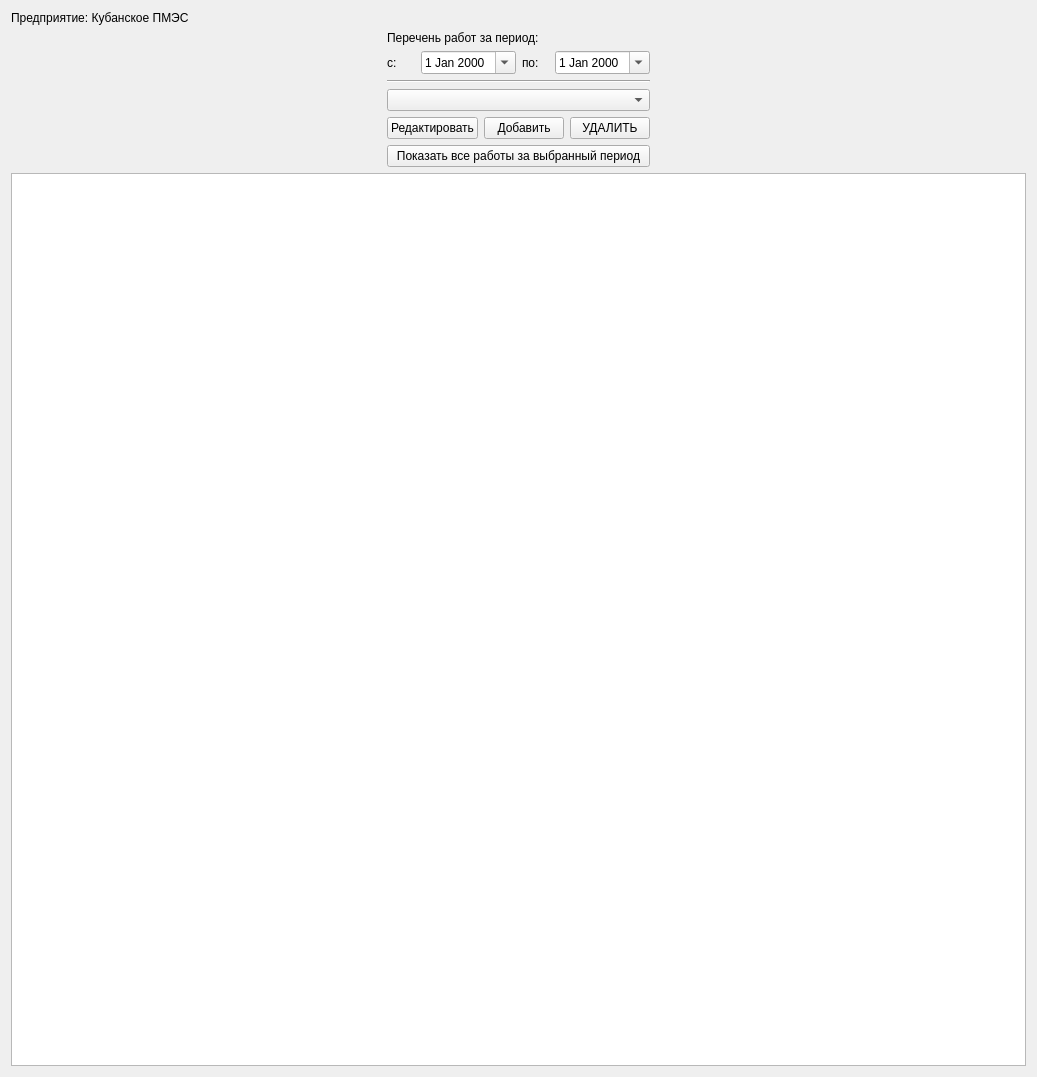
This is qt_assets/qt_forms/ui_works_report_widget.ui in kiadreams/work_assistent as Qt 5 draws it before an edit. The edited form follows.
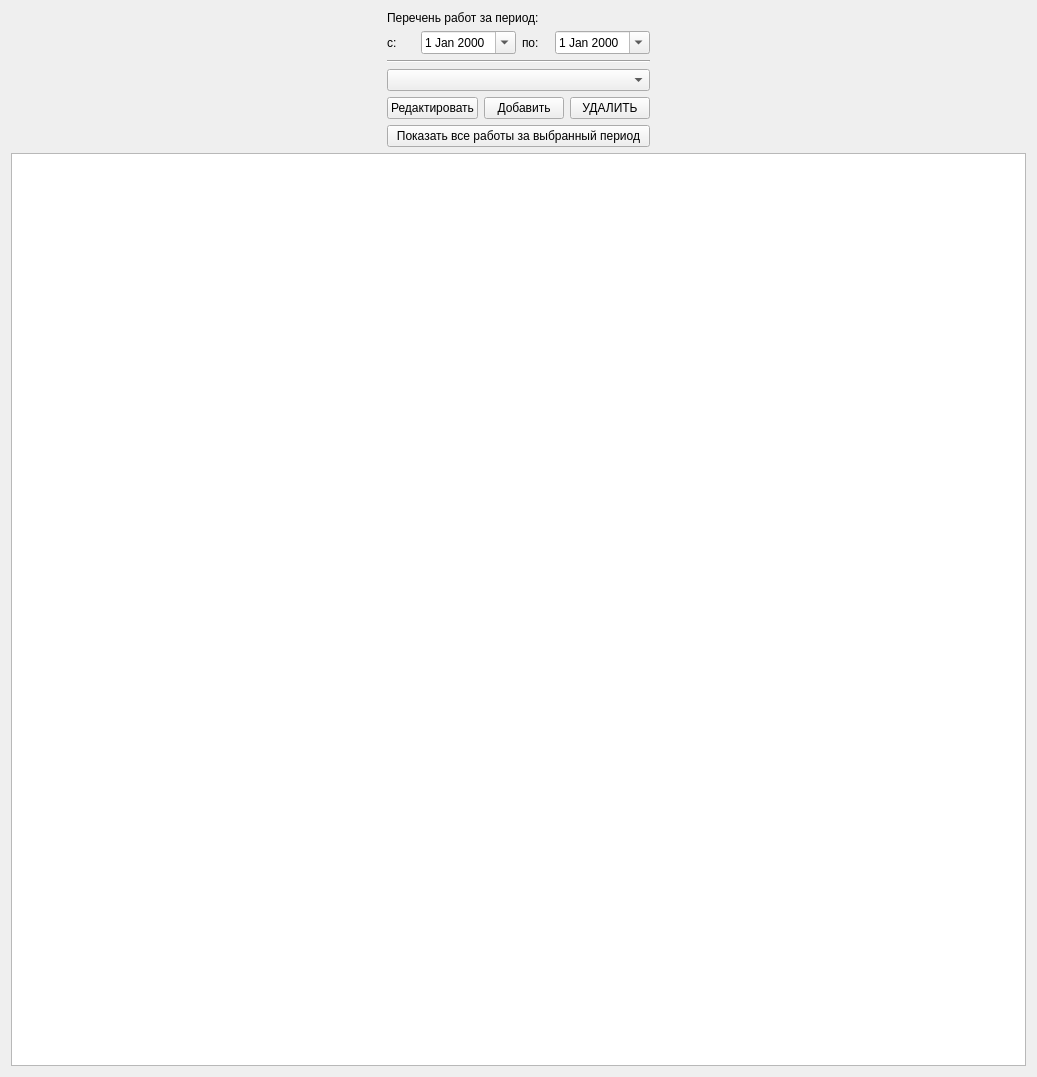
This is the edited form.

Diff of the .ui file:
```diff
--- a/qt_assets/qt_forms/ui_works_report_widget.ui
+++ b/qt_assets/qt_forms/ui_works_report_widget.ui
@@ -16,13 +16,6 @@
   <layout class="QVBoxLayout" name="verticalLayout_3">
    <item>
     <layout class="QVBoxLayout" name="verticalLayout_2">
-     <item>
-      <widget class="QLabel" name="label_company_name">
-       <property name="text">
-        <string>Предприятие: Кубанское ПМЭС</string>
-       </property>
-      </widget>
-     </item>
      <item>
       <layout class="QHBoxLayout" name="horizontalLayout_3">
        <item>
```
